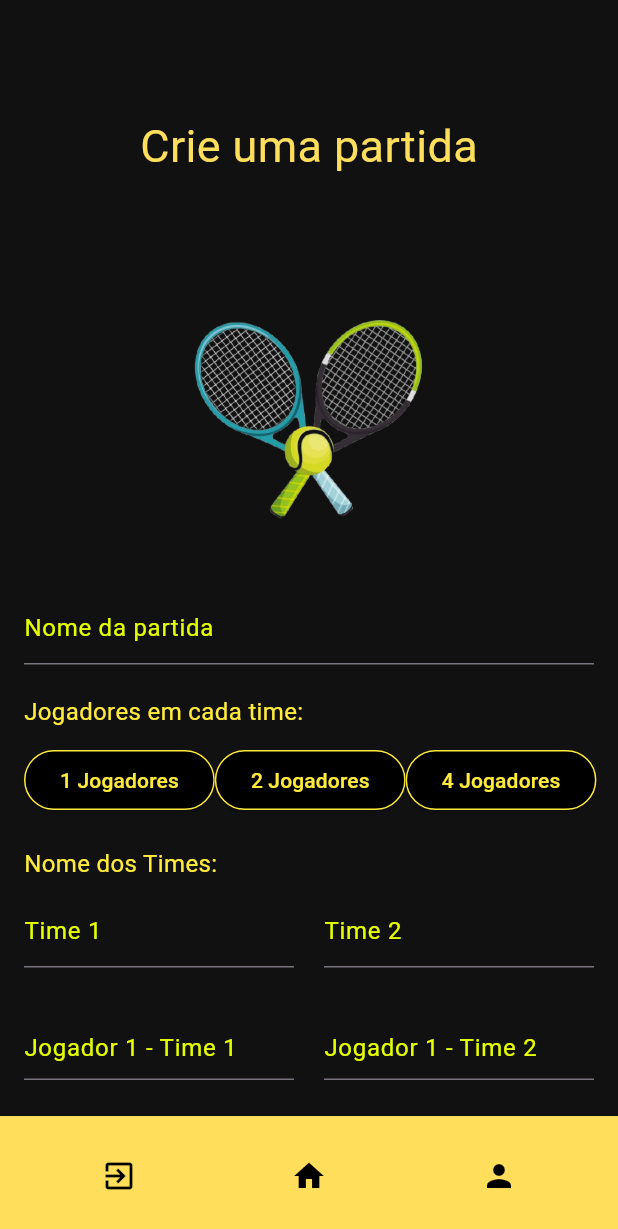
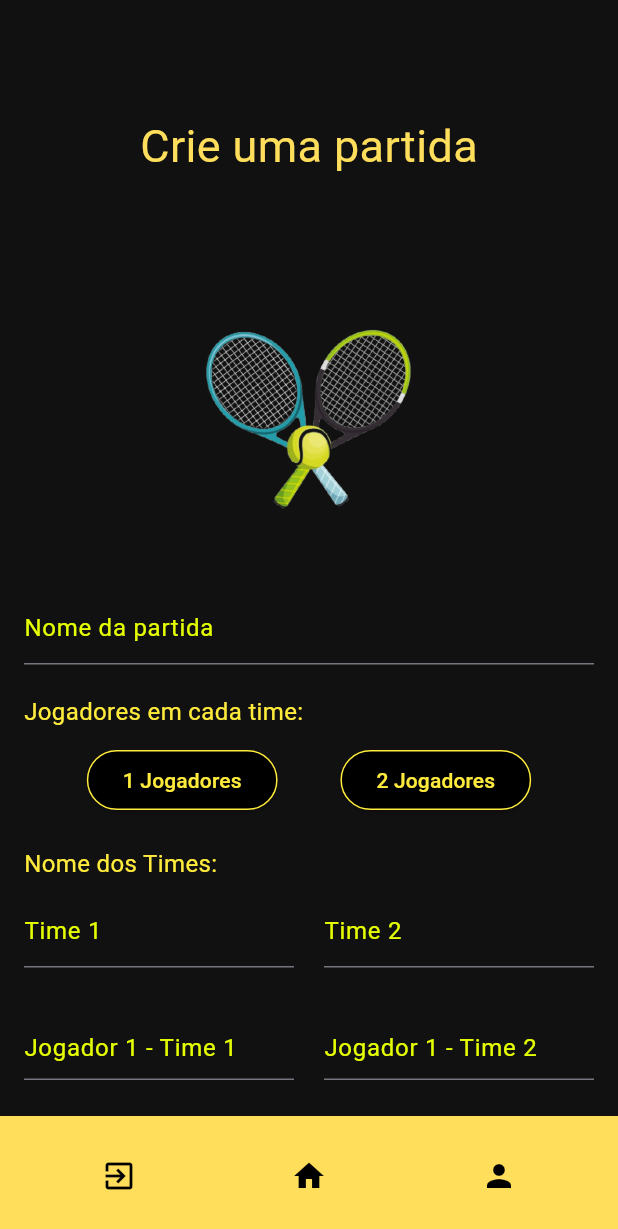
Before and after one commit to RIGOandre/MatchMaster, a Flutter app: the HomeScreen screen opened directly, on a phone screen of 412 x 824 dp. Shown: the top 1229 px of the screen. Run offline on Flutter 3.47's test engine with Material 3 defaults, Android fonts, the light colour scheme and no system bars; drawn by our look-alikes of carousel_slider; our stand-ins replace sqflite, sqflite_common_ffi; accounts and stored records are empty.

Commit message:
:zzz:
the last one

```diff
--- a/lib/home.dart
+++ b/lib/home.dart
@@ -316,8 +316,8 @@ class ImageSlider extends StatelessWidget {
             return Image.asset(
               path,
               fit: BoxFit.contain,
-              height: 200,
-              width: 200,
+              height: 180,
+              width: 180,
             );
           },
         );
@@ -345,11 +345,11 @@ class PlayerNumberSelection extends StatelessWidget {
   Widget build(BuildContext context) {
     List<int> options;
     if (selectedIndex == 0) {
-      options = [1 ,2, 4];
+      options = [ 1, 2];
     } else if (selectedIndex == 1) {
       options = [1, 2];
     } else {
-      options = [2, 4, 6];
+      options = [ 4, 6];
     }
 
     return Row(
```
